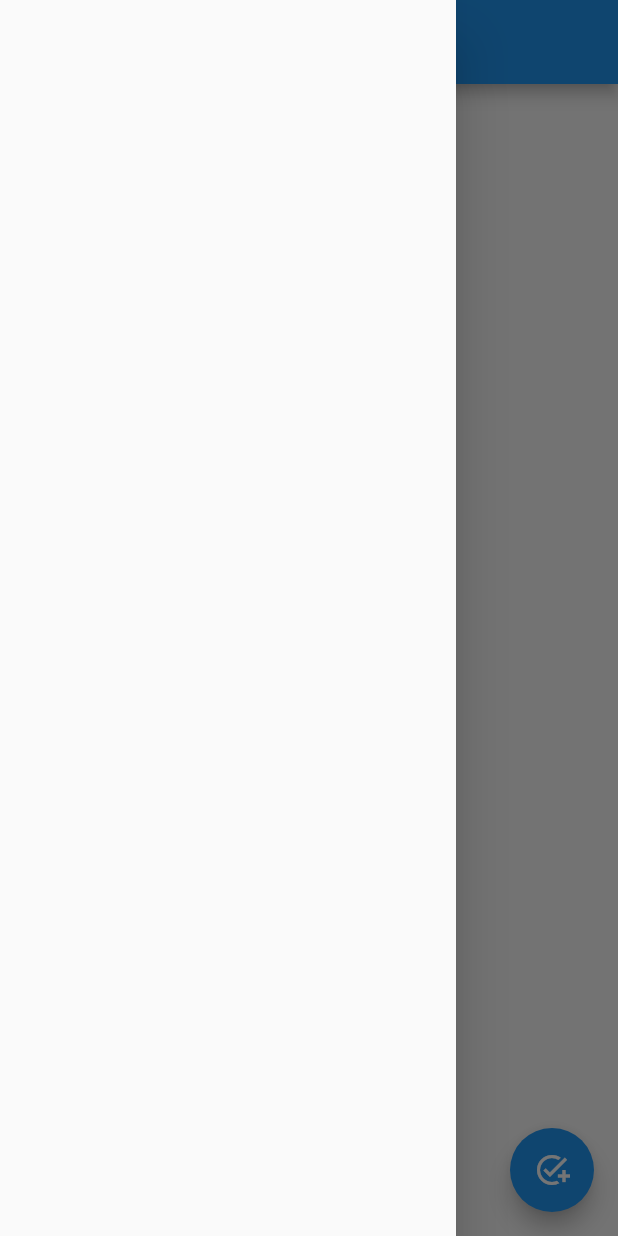
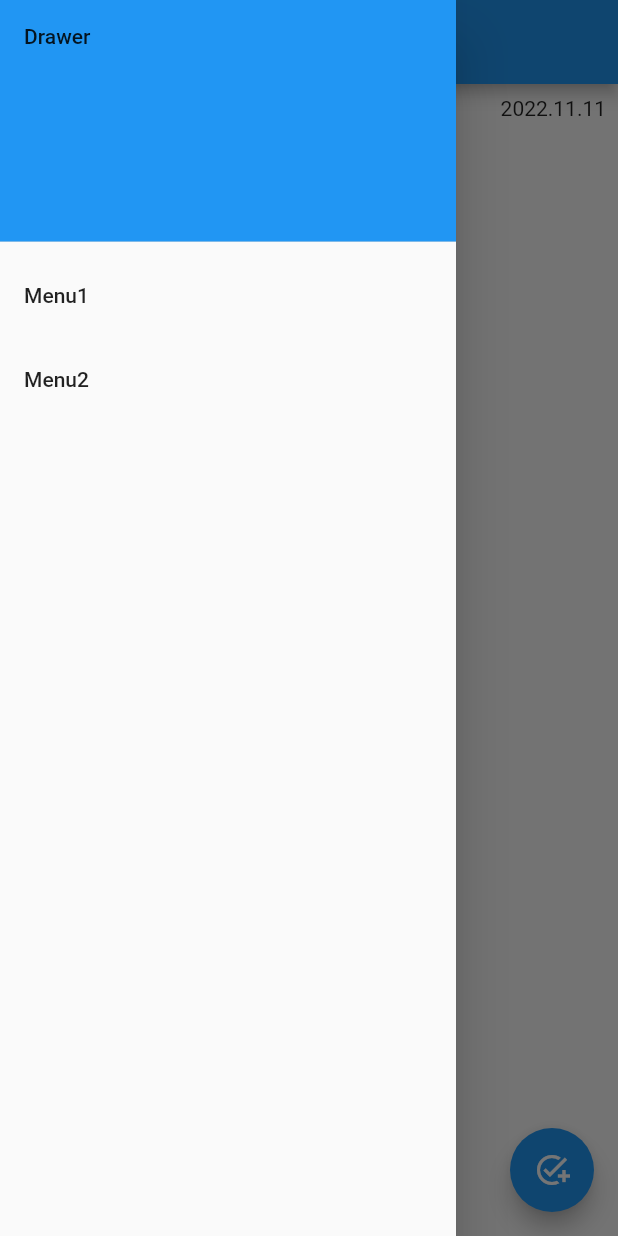
Before and after one commit to imimtu/Brick-Front, a Flutter app: the screen it shows after launch, with the side drawer open, on a phone screen of 412 x 824 dp. Run offline on Flutter 3.47's test engine with Material 2 defaults, Android fonts, the phone set to English and light mode, and no system bars.

Commit message:
Home UI 구조 다듬기

```diff
--- a/lib/pages/home_page.dart
+++ b/lib/pages/home_page.dart
@@ -11,16 +11,81 @@ class _HomePageState extends State<HomePage> {
   @override
   Widget build(BuildContext context) {
     return Scaffold(
-      appBar: AppBar(),
-      drawer: Drawer(),
-      body: const Center(
-        child: Text("Home Page"),
-      ),
-      floatingActionButton: FloatingActionButton(
-        onPressed: () {},
-        tooltip: 'Additional Button',
-        child: const Icon(Icons.add_task),
+      appBar: _appBar(context),
+      drawer: _drawer(context),
+      body: _body(context),
+      floatingActionButton: _floatingButton(context),
+    );
+  }
+
+  /// Home - AppBar
+  PreferredSizeWidget _appBar(BuildContext context) {
+    return AppBar(
+      leading: Builder(builder: (context) {
+        return IconButton(
+          tooltip: "Drawer Button",
+          icon: const Icon(
+            Icons.menu,
+          ),
+          onPressed: () {
+            Scaffold.of(context).openDrawer();
+          },
+        );
+      }),
+      title: const Text("Brick"),
+    );
+  }
+
+  /// Home - Drawer
+  Widget _drawer(BuildContext context) {
+    return Drawer(
+      child: ListView(
+        padding: const EdgeInsets.all(0),
+        children: [
+          const DrawerHeader(
+            decoration: BoxDecoration(
+              color: Colors.blue,
+            ),
+            child: Text("Drawer"),
+          ),
+          ListTile(
+            title: const Text("Menu1"),
+            onTap: () {},
+          ),
+          ListTile(
+            title: const Text("Menu2"),
+            onTap: () {},
+          )
+        ],
       ),
     );
   }
+
+  /// Home - Body
+  Widget _body(BuildContext context) {
+    DateTime now = DateTime.now();
+    String today =
+        "${now.year}.${now.month < 10 ? '0${now.month}' : now.month}.${now.day < 10 ? '0${now.day}' : now.day}";
+    return Padding(
+      padding: const EdgeInsets.all(8.0),
+      child: Column(
+        mainAxisAlignment: MainAxisAlignment.start,
+        children: [
+          Row(
+            mainAxisAlignment: MainAxisAlignment.end,
+            children: [Text(today)],
+          )
+        ],
+      ),
+    );
+  }
+
+  /// Home - floatingButton
+  Widget _floatingButton(BuildContext context) {
+    return FloatingActionButton(
+      tooltip: 'Additional Button',
+      child: const Icon(Icons.add_task),
+      onPressed: () {},
+    );
+  }
 }
```
